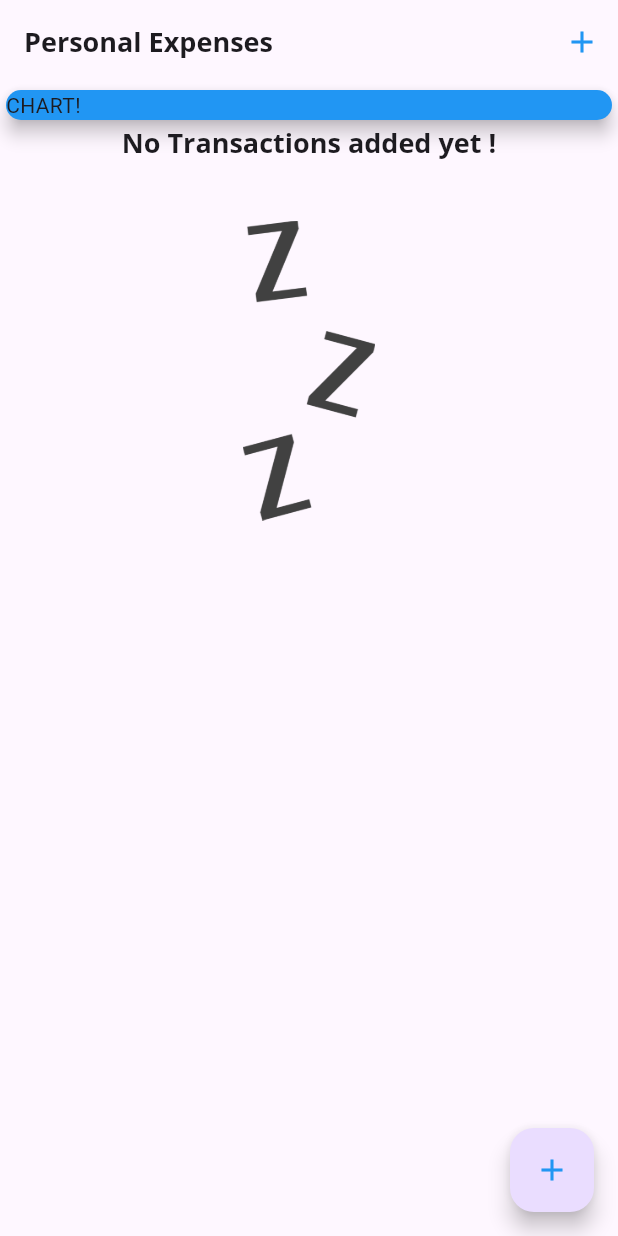
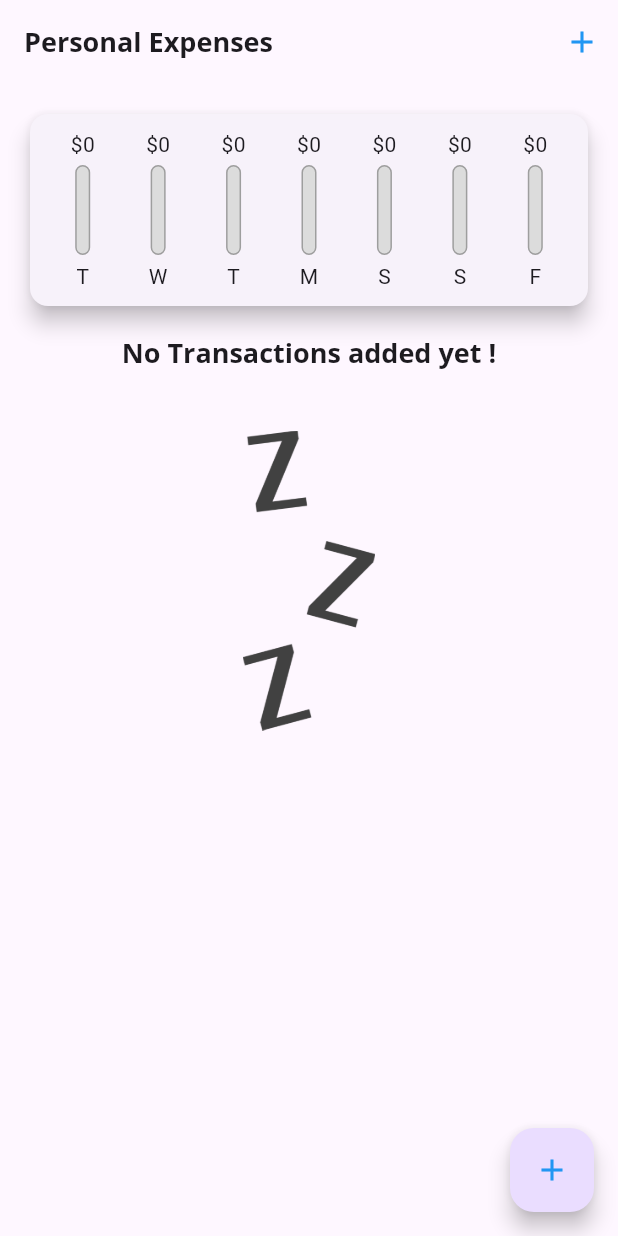
Before and after one commit to Assil28/Expense_Planner, a Flutter app: the screen it shows after launch, on a phone screen of 412 x 824 dp. Run offline on Flutter 3.47's test engine with Material 3 defaults, Android fonts, the phone set to English and light mode, and no system bars.

Commit message:
add chart_bar

```diff
--- a/lib/main.dart
+++ b/lib/main.dart
@@ -1,4 +1,5 @@
 import 'package:expense_planner/models/transaction.dart';
+import 'package:expense_planner/widgets/chart.dart';
 import 'package:expense_planner/widgets/new_transaction.dart';
 import 'package:expense_planner/widgets/transaction_list.dart';
 import 'package:flutter/material.dart';
@@ -11,15 +12,16 @@ class MyApp extends StatelessWidget {
     return MaterialApp(
       title: 'Personal Expenses',
       theme: ThemeData(
-          primarySwatch: Colors.purple,
-          fontFamily: 'QuickSand',
-          textTheme: ThemeData.light().textTheme.copyWith(
-                  titleLarge: TextStyle(
+        primarySwatch: Colors.purple,
+        fontFamily: 'QuickSand',
+        textTheme: ThemeData.light().textTheme.copyWith(
+              titleLarge: TextStyle(
                 fontFamily: 'OpenSans',
                 fontSize: 18,
                 fontWeight: FontWeight.bold,
               ),
-              ),),
+            ),
+      ),
       home: MyHomePage(),
     );
   }
@@ -40,6 +42,16 @@ class _MyHomePageState extends State<MyHomePage> {
         amount: 16.59,
         date: DateTime.now()),*/
   ];
+
+  List<Transaction> get _recentTransactions {
+    return _userTransactions.where((tx) {
+      return tx.date.isAfter(
+        DateTime.now().subtract(
+          Duration(days: 7),
+        ),
+      );
+    }).toList();
+  }
 
   void _addNewTransaction(String title, double amount) {
     final newTx = Transaction(
@@ -83,14 +95,7 @@ class _MyHomePageState extends State<MyHomePage> {
       body: SingleChildScrollView(
         child: Column(
           children: <Widget>[
-            Container(
-              width: double.infinity,
-              child: Card(
-                color: Colors.blue,
-                child: Text('CHART!'),
-                elevation: 5,
-              ),
-            ),
+            Chart(_recentTransactions),
             TransactionList(_userTransactions),
           ],
         ),
--- a/lib/widgets/chart.dart
+++ b/lib/widgets/chart.dart
@@ -1,9 +1,10 @@
 import 'package:expense_planner/models/transaction.dart';
+import 'package:expense_planner/widgets/chart_bar.dart';
 import 'package:flutter/material.dart';
 import 'package:intl/intl.dart';
 
 class Chart extends StatelessWidget {
-  const Chart({super.key, required this.recentTransactions});
+  Chart(this.recentTransactions);
 
   final List<Transaction> recentTransactions;
 
@@ -21,17 +22,40 @@ class Chart extends StatelessWidget {
         }
       }
 
-      return {'day': DateFormat.E(weekDay), 'amount': totalSum};
+      return {'day': DateFormat.E().format(weekDay).substring(0,1),
+       'amount': totalSum};
+    });
+  }
+
+  double get totalSpending{
+    return groupedTransactionValues.fold(0.0, (sum,item) {
+        return sum+(item['amount'] as double);
     });
   }
 
   @override
   Widget build(BuildContext context) {
-    return const Card(
+    print(groupedTransactionValues);
+    return Card(
       elevation: 6,
       margin: EdgeInsets.all(20),
-      child: Row(
-        children: [],
+      child: Padding(
+        padding: EdgeInsets.all(10),
+        child: Row(
+          mainAxisAlignment: MainAxisAlignment.spaceAround,
+          children: groupedTransactionValues.map((data){
+              return Flexible(
+                fit: FlexFit.tight,
+                child: ChartBar(
+                  data['day'] as String,
+                   data['amount'] as double,
+                    totalSpending == 0.0
+                        ? 0.0
+                        : (data['amount'] as double) / totalSpending,
+                    ),
+              );
+          }).toList(),
+        ),
       ),
     );
   }
--- /dev/null
+++ b/lib/widgets/chart_bar.dart
@@ -0,0 +1,51 @@
+import 'package:flutter/material.dart';
+
+class ChartBar extends StatelessWidget {
+  final String label;
+  final double spendingAmount;
+  final double spendingPctOfTotal;
+
+  ChartBar(this.label, this.spendingAmount, this.spendingPctOfTotal);
+
+  @override
+  Widget build(BuildContext context) {
+    return Column(
+      children: <Widget>[
+        FittedBox(
+          child: Text('\$${spendingAmount.toStringAsFixed(0)}'),
+        ),
+        SizedBox(
+          height: 4,
+        ),
+        Container(
+          height: 60,
+          width: 10,
+          child: Stack(
+            children: <Widget>[
+              Container(
+                decoration: BoxDecoration(
+                  border: Border.all(color: Colors.grey, width: 1.0),
+                  color: Color.fromRGBO(220, 220, 220, 1),
+                  borderRadius: BorderRadius.circular(10),
+                ),
+              ),
+              FractionallySizedBox(
+                heightFactor: spendingPctOfTotal,
+                child: Container(
+                  decoration: BoxDecoration(
+                    color: Theme.of(context).primaryColor,
+                    borderRadius: BorderRadius.circular(10),
+                  ),
+                ),
+              ),
+            ],
+          ),
+        ),
+        SizedBox(
+          height: 4,
+        ),
+        Text(label),
+      ],
+    );
+  }
+}
```
